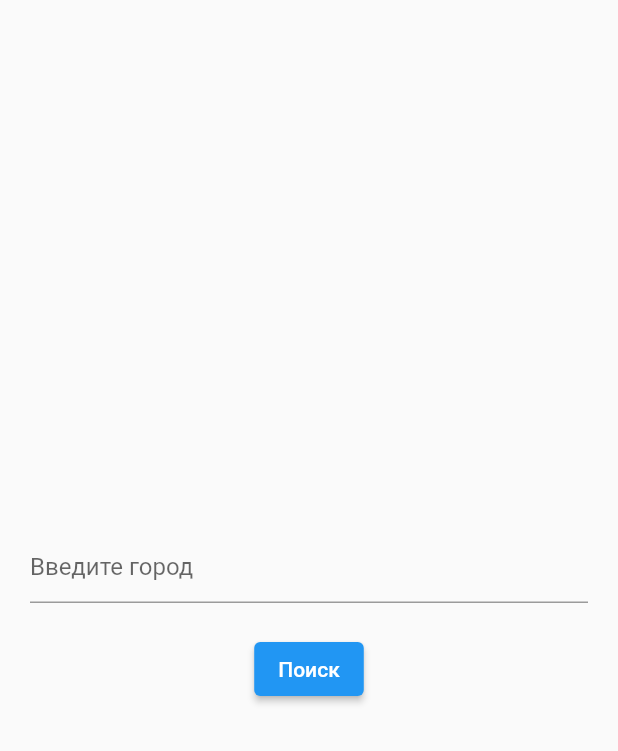
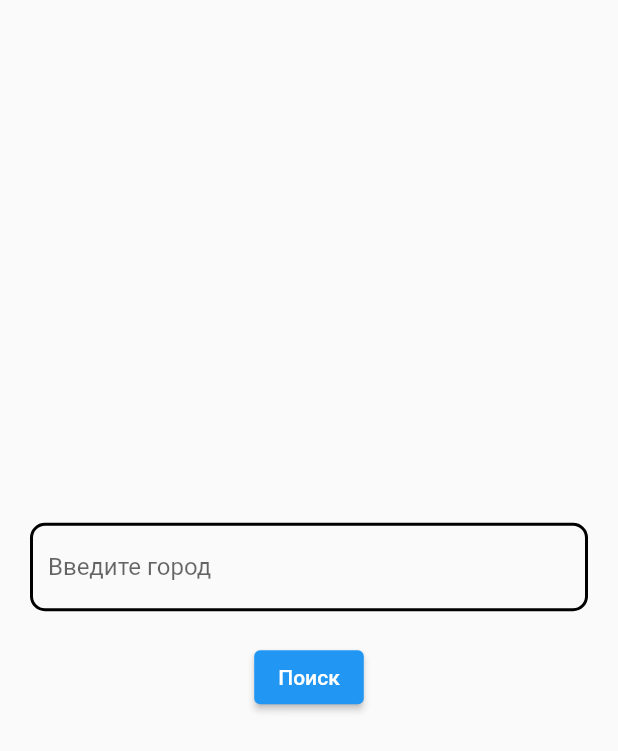
Before and after one commit to Akyl787/weather_app, a Flutter app: the screen it shows after launch, on a phone screen of 412 x 824 dp. Shown: the top 751 px of the screen. Run offline on Flutter 3.47's test engine with Material 2 defaults, Android fonts, the phone set to English and light mode, and no system bars; our stand-ins replace cached_network_image, dio, flutter_bloc, flutter_smart_dialog.

Commit message:
changes in search screen

```diff
--- a/lib/features/weather/presentation/search_screen.dart
+++ b/lib/features/weather/presentation/search_screen.dart
@@ -29,6 +29,14 @@ class SearchScreen extends StatelessWidget {
               TextField(
                 decoration: InputDecoration(
                   hintText: "Введите город",
+                  enabledBorder: OutlineInputBorder(
+                    borderRadius: BorderRadius.circular(10),
+                    borderSide: BorderSide(width: 2),
+                  ),
+                  focusedBorder: OutlineInputBorder(
+                    borderRadius: BorderRadius.circular(10),
+                    borderSide: BorderSide(width: 2),
+                  ),
                 ),
                 controller: controller,
               ),
```
